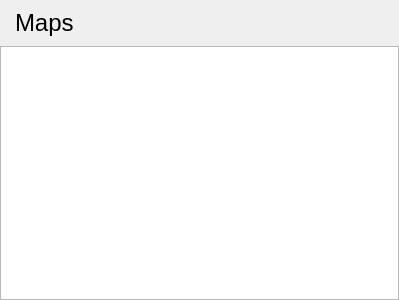
First picture: the form in bipartitemapview.ui, repository malloch/mapperGUI-qt, before the edit.
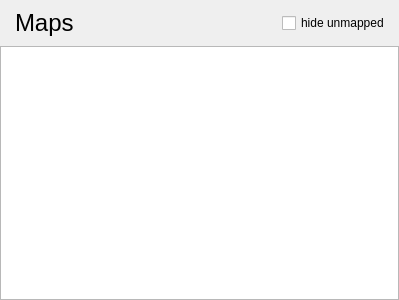
Second picture: the form after the edit.

Patch:
```diff
--- a/bipartitemapview.ui
+++ b/bipartitemapview.ui
@@ -43,7 +43,7 @@
      <property name="frameShadow">
       <enum>QFrame::Plain</enum>
      </property>
-     <layout class="QHBoxLayout" name="horizontalLayout">
+     <layout class="QHBoxLayout" name="horizontalLayout" stretch="1,0">
       <item>
        <widget class="QLabel" name="mapLabel">
         <property name="font">
@@ -59,6 +59,19 @@
         </property>
        </widget>
       </item>
+      <item>
+       <widget class="QCheckBox" name="hideUnmapped">
+        <property name="maximumSize">
+         <size>
+          <width>120</width>
+          <height>16777215</height>
+         </size>
+        </property>
+        <property name="text">
+         <string>hide unmapped</string>
+        </property>
+       </widget>
+      </item>
      </layout>
     </widget>
    </item>
```
